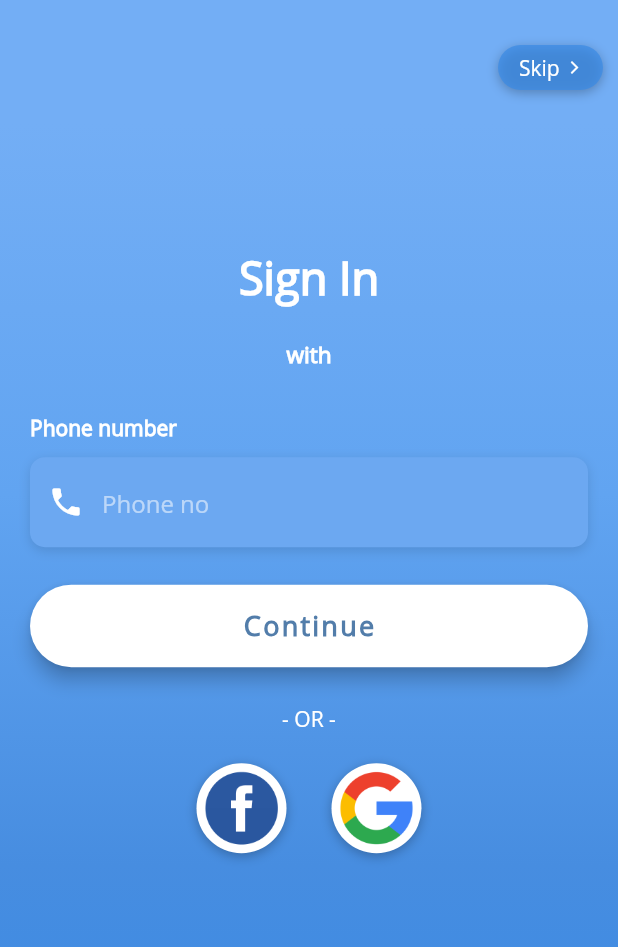
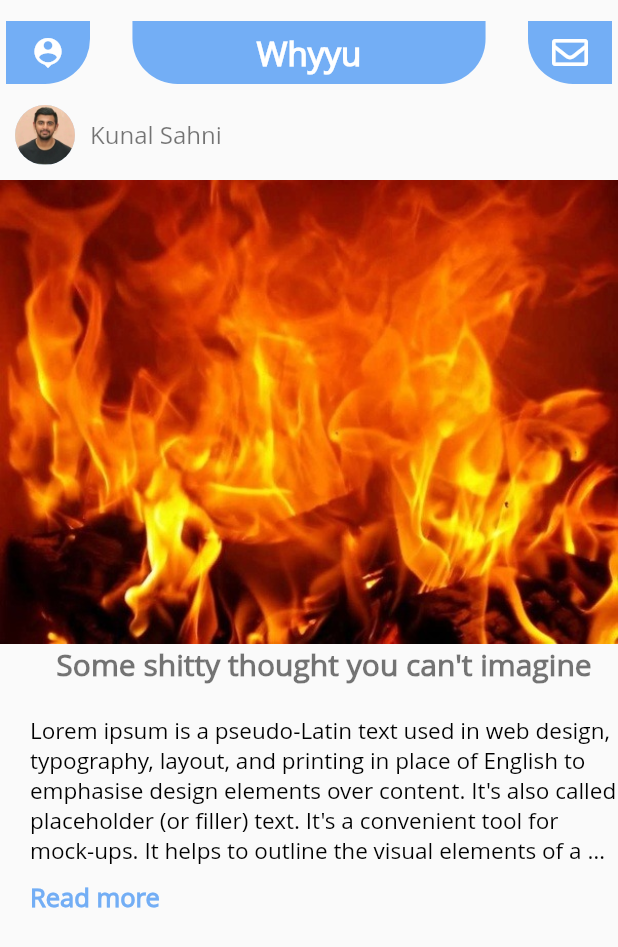
Before and after one commit to kunalsahni99/Xapp, a Flutter app: the screen it shows after launch, on a phone screen of 412 x 824 dp. Shown: the top 947 px of the screen. Run offline on Flutter 3.47's test engine with Material 2 defaults, Android fonts, the phone set to English and light mode, and no system bars; our stand-ins replace auto_animated, flutter_spinkit, fluttertoast, font_awesome_flutter, simple_animations.

Commit message:
added main page

```diff
--- a/lib/home/mainpage.dart
+++ b/lib/home/mainpage.dart
@@ -1,4 +1,7 @@
+import 'package:flutter/cupertino.dart';
 import 'package:flutter/material.dart';
+
+import '../utils/app_bar.dart';
 
 class MainPage extends StatefulWidget {
   @override
@@ -6,12 +9,111 @@ class MainPage extends StatefulWidget {
 }
 
 class _MainPageState extends State<MainPage> {
+  PageController controller;
 
+  @override
+  void initState() {
+    super.initState();
+    controller = PageController();
+  }
 
   @override
   Widget build(BuildContext context) {
     return Scaffold(
-
+      appBar: TopBar(title: 'Whyyu'),
+      body: PageView.builder(
+        itemCount: 10,
+        controller: controller,
+        scrollDirection: Axis.vertical,
+        physics: BouncingScrollPhysics(),
+        itemBuilder: (context, index) => SinglePost(),
+      )
     );
   }
 }
+
+class SinglePost extends StatefulWidget {
+  @override
+  _SinglePostState createState() => _SinglePostState();
+}
+
+class _SinglePostState extends State<SinglePost> {
+
+  @override
+  Widget build(BuildContext context) {
+    return Column(
+      children: <Widget>[
+        Row(
+          children: <Widget>[
+            Container(
+              padding: EdgeInsets.all(10.0),
+              child: CircleAvatar(
+                backgroundImage: AssetImage('images/pic.jpg'),
+              ),
+            ),
+
+            Text('Kunal Sahni',
+              style: TextStyle(
+                color: Colors.black54,
+                fontSize: 16.0
+              ),
+            )
+          ],
+        ),
+
+        Image.asset('images/something.jpg',
+          width: MediaQuery.of(context).size.width,
+        ),
+
+        //TODO: heading
+        Padding(
+          padding: EdgeInsets.only(left: 20.0),
+          child: Text("Some shitty thought you can\'t imagine",
+            maxLines: 2,
+            overflow: TextOverflow.ellipsis,
+            style: TextStyle(
+                color: Colors.black54,
+                fontWeight: FontWeight.bold,
+                fontSize: 20.0
+            ),
+          ),
+        ),
+
+        //todo: description
+        Container(
+          padding: EdgeInsets.only(left: 20.0, top: 20.0),
+          child: Text("Lorem ipsum is a pseudo-Latin text used in web design, typography, layout, and printing in place of English to emphasise design elements over content. It's also called placeholder (or filler) text. It's a convenient tool for mock-ups. It helps to outline the visual elements of a document or presentation, eg typography, font, or layout.",
+            style: TextStyle(
+              color: Colors.black,
+              fontSize: 15.0,
+            ),
+            overflow: TextOverflow.ellipsis,
+            maxLines: 5,
+            textAlign: TextAlign.start,
+          ),
+        ),
+
+        Container(
+          alignment: Alignment.centerLeft,
+          padding: EdgeInsets.only(top: 10.0, left: 20.0),
+          child: RichText(
+
+            text: TextSpan(
+              style: TextStyle(
+                color: Color(0xff73aef5),
+                fontSize: 17.0,
+                fontWeight: FontWeight.bold,
+                fontFamily: 'Open Sans'
+              ),
+              children: <TextSpan>[
+                TextSpan(
+                  text: 'Read more'
+                )
+              ]
+            ),
+          )
+        )
+      ],
+    );
+  }
+}
--- a/lib/login/login.dart
+++ b/lib/login/login.dart
@@ -166,7 +166,7 @@ class _LoginState extends State<Login> {
                               padding: EdgeInsets.all(15.0),
                               shape: RoundedRectangleBorder(borderRadius: BorderRadius.circular(30.0)),
                               color: Colors.white,
-                              child: Text('Continue',
+                              child: Text('Generate OTP',
                                 style: TextStyle(
                                   color: Color(0xFF527DAA),
                                   letterSpacing: 1.5,
--- a/lib/main.dart
+++ b/lib/main.dart
@@ -1,12 +1,19 @@
 import 'package:flutter/material.dart';
 import 'dart:async';
 import 'package:provider/provider.dart';
+import 'package:flutter/services.dart';
+
 import 'package:xapp/utils/prefs.dart';
-
-import 'login/login.dart';
+import 'home/mainpage.dart';
 import 'transitions/fade_route.dart';
 
-void main() => runApp(MyApp());
+void main(){
+  SystemChrome.setSystemUIOverlayStyle(SystemUiOverlayStyle(
+    systemNavigationBarColor: Color(0xff73aef5),
+    statusBarColor: Color(0xff73aef5),
+  ));
+  runApp(MyApp());
+}
 
 class MyApp extends StatelessWidget {
   @override
@@ -39,7 +46,7 @@ class _SplashScreenState extends State<SplashScreen> {
     super.initState();
     Timer(
       Duration(seconds: 2),
-      () => Navigator.pushReplacement(context, FadeRouteBuilder(page: Login()))
+      () => Navigator.pushReplacement(context, FadeRouteBuilder(page: MainPage()))
     );
   }
 
--- a/pubspec.yaml
+++ b/pubspec.yaml
@@ -37,7 +37,8 @@ dev_dependencies:
   simple_animations: ^1.3.7
   auto_animated: ^2.0.1
   provider: ^4.0.4
-
+  font_awesome_flutter: ^8.7.0
+  line_icons: ^0.2.0
 
 # For information on the generic Dart part of this file, see the
 # following page: https://dart.dev/tools/pub/pubspec
```
Also changed, not shown: pubspec.lock.
